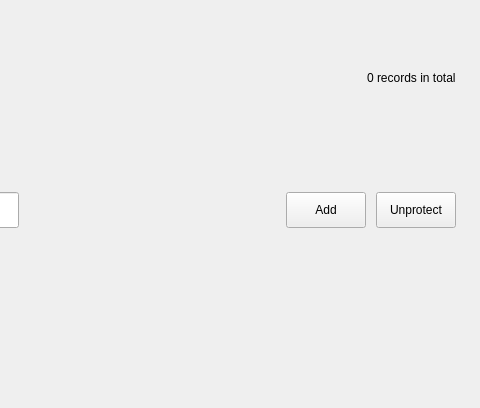
Qt form src/ui/file-protected/fp-page.ui (openeuler-mirror/ks-ssr) before a commit; both pictures show x 445 to 925 and y 0 to 408 of the 925 by 408 pixel window.
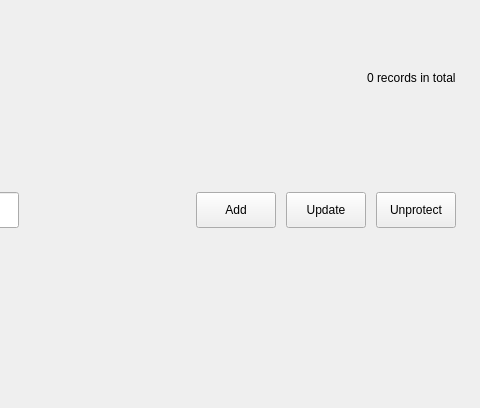
The same form after that commit. Custom widgets are drawn as their Qt base class.

What changed in the file:
```diff
--- a/src/ui/file-protected/fp-page.ui
+++ b/src/ui/file-protected/fp-page.ui
@@ -138,6 +138,25 @@
         </property>
        </widget>
       </item>
+      <item>
+       <widget class="QPushButton" name="m_update">
+        <property name="sizePolicy">
+         <sizepolicy hsizetype="Fixed" vsizetype="Fixed">
+          <horstretch>0</horstretch>
+          <verstretch>0</verstretch>
+         </sizepolicy>
+        </property>
+        <property name="minimumSize">
+         <size>
+          <width>72</width>
+          <height>36</height>
+         </size>
+        </property>
+        <property name="text">
+         <string>Update</string>
+        </property>
+       </widget>
+      </item>
       <item>
        <widget class="QPushButton" name="m_unprotect">
         <property name="sizePolicy">
```
Left out of the diff: 2 changed lines with no effect on the pictures.
